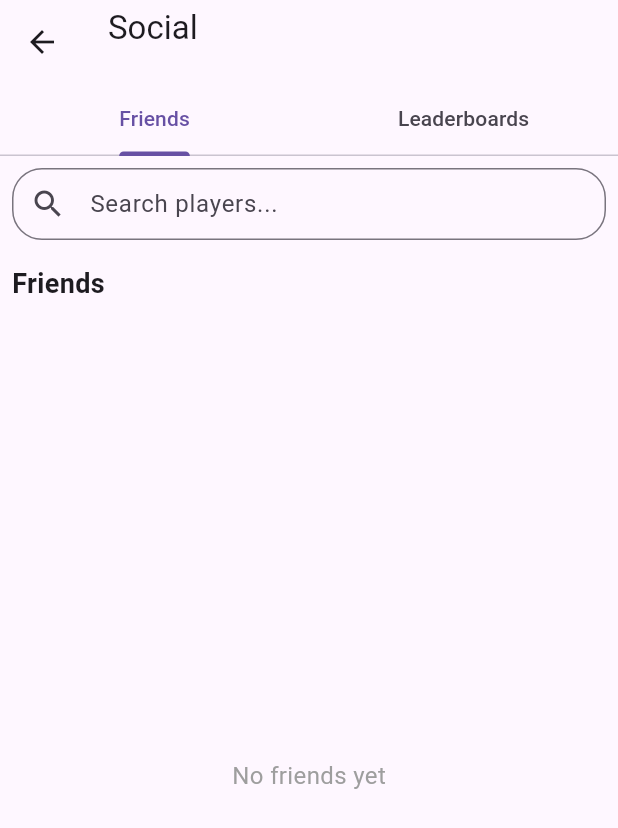
After one commit to nk-glitch/digits_and_dunes, a Flutter app: the screen it shows once a user with an empty profile is signed in, after a tap on "Social", on a phone screen of 412 x 824 dp. The commit adds this screen. Shown: the top 828 px of the screen. Run offline on Flutter 3.47's test engine with Material 3 defaults, Android fonts, the phone set to English and light mode, and no system bars; our stand-ins replace cloud_firestore, firebase_auth, firebase_core; accounts and stored records are empty.

Commit message:
Friends tab + requesting working

```diff
--- a/lib/main.dart
+++ b/lib/main.dart
@@ -16,6 +16,7 @@ import 'views/world1.dart';
 import 'views/world2.dart';
 import 'views/world3.dart';
 import 'views/world4.dart';
+import 'views/social_page.dart';
 
 import 'viewmodels/auth_viewmodel.dart';
 import 'viewmodels/question_viewmodel.dart';
@@ -67,6 +68,7 @@ class MyApp extends StatelessWidget {
           '/world2': (context) => World2Page(),
           '/world3': (context) => World3Page(),
           '/world4': (context) => World4Page(),
+          '/social': (context) => const SocialPage(),
         },
       ),
     );
--- /dev/null
+++ b/lib/views/friends_tab.dart
@@ -0,0 +1,424 @@
+import 'package:flutter/material.dart';
+import 'package:cloud_firestore/cloud_firestore.dart';
+import 'package:provider/provider.dart';
+import '../viewmodels/auth_viewmodel.dart';
+
+class FriendsTab extends StatefulWidget {
+  const FriendsTab({super.key});
+
+  @override
+  State<FriendsTab> createState() => _FriendsTabState();
+}
+
+class _FriendsTabState extends State<FriendsTab> {
+  final TextEditingController _searchController = TextEditingController();
+  String _searchQuery = '';
+
+  @override
+  Widget build(BuildContext context) {
+    final authViewModel = Provider.of<AuthViewModel>(context);
+    final currentUserId = authViewModel.user!.uid;
+
+    return Column(
+      children: [
+        // Search Bar
+        Padding(
+          padding: const EdgeInsets.all(8.0),
+          child: TextField(
+            controller: _searchController,
+            decoration: InputDecoration(
+              hintText: 'Search players...',
+              prefixIcon: const Icon(Icons.search),
+              border: OutlineInputBorder(
+                borderRadius: BorderRadius.circular(20),
+              ),
+              contentPadding: const EdgeInsets.symmetric(horizontal: 16),
+            ),
+            onChanged: (value) {
+              setState(() {
+                _searchQuery = value.toLowerCase();
+              });
+            },
+          ),
+        ),
+
+        // Friend Requests Section
+        StreamBuilder<QuerySnapshot>(
+          stream: FirebaseFirestore.instance
+              .collection('friendRequests')
+              .where('receiverId', isEqualTo: currentUserId)
+              .where('status', isEqualTo: 'pending')
+              .snapshots(),
+          builder: (context, snapshot) {
+            if (!snapshot.hasData || snapshot.data!.docs.isEmpty) {
+              return const SizedBox.shrink();
+            }
+
+            return Expanded(
+              flex: 1,
+              child: Column(
+                crossAxisAlignment: CrossAxisAlignment.start,
+                children: [
+                  const Padding(
+                    padding: EdgeInsets.all(8.0),
+                    child: Text(
+                      'Friend Requests',
+                      style: TextStyle(
+                        fontSize: 18,
+                        fontWeight: FontWeight.bold,
+                      ),
+                    ),
+                  ),
+                  Expanded(
+                    child: ListView.builder(
+                      shrinkWrap: true,
+                      itemCount: snapshot.data!.docs.length,
+                      itemBuilder: (context, index) {
+                        final request = snapshot.data!.docs[index];
+                        return FutureBuilder<DocumentSnapshot>(
+                          future: FirebaseFirestore.instance
+                              .collection('players')
+                              .doc(request['senderId'])
+                              .get(),
+                          builder: (context, senderSnapshot) {
+                            if (!senderSnapshot.hasData || !senderSnapshot.data!.exists) {
+                              return const SizedBox.shrink();
+                            }
+
+                            final senderData = senderSnapshot.data!.data() as Map<String, dynamic>;
+
+                            return ListTile(
+                              leading: const CircleAvatar(
+                                child: Icon(Icons.person),
+                              ),
+                              title: Text(senderData['name'] ?? 'Unknown'),
+                              trailing: Row(
+                                mainAxisSize: MainAxisSize.min,
+                                children: [
+                                  IconButton(
+                                    icon: const Icon(Icons.check, color: Colors.green),
+                                    onPressed: () => _acceptFriendRequest(request.id),
+                                  ),
+                                  IconButton(
+                                    icon: const Icon(Icons.close, color: Colors.red),
+                                    onPressed: () => _declineFriendRequest(request.id),
+                                  ),
+                                ],
+                              ),
+                            );
+                          },
+                        );
+                      },
+                    ),
+                  ),
+                ],
+              ),
+            );
+          },
+        ),
+
+        // Search Results or Friends List
+        Expanded(
+          flex: 2,
+          child: _searchQuery.isEmpty
+              ? _buildFriendsList(currentUserId)
+              : _buildSearchResults(currentUserId),
+        ),
+      ],
+    );
+  }
+
+  Widget _buildFriendsList(String currentUserId) {
+    return Column(
+      crossAxisAlignment: CrossAxisAlignment.start,
+      children: [
+        // Friends Header
+        const Padding(
+          padding: EdgeInsets.all(8.0),
+          child: Text(
+            'Friends',
+            style: TextStyle(
+              fontSize: 18,
+              fontWeight: FontWeight.bold,
+            ),
+          ),
+        ),
+
+        // Friends List
+        Expanded(
+          child: StreamBuilder<QuerySnapshot>(
+            stream: FirebaseFirestore.instance
+                .collection('friendships')
+                .where('users', arrayContains: currentUserId)
+                .snapshots(),
+            builder: (context, snapshot) {
+              if (!snapshot.hasData) {
+                return const Center(child: CircularProgressIndicator());
+              }
+
+              if (snapshot.data!.docs.isEmpty) {
+                return const Center(
+                  child: Text(
+                    'No friends yet',
+                    style: TextStyle(
+                      color: Colors.grey,
+                      fontSize: 16,
+                    ),
+                  ),
+                );
+              }
+
+              return ListView.builder(
+                itemCount: snapshot.data!.docs.length,
+                itemBuilder: (context, index) {
+                  final friendship = snapshot.data!.docs[index];
+                  final friendData = friendship.data() as Map<String, dynamic>;
+                  final List<String> users = List<String>.from(friendData['users']);
+                  final friendId = users.firstWhere((id) => id != currentUserId);
+
+                  return FutureBuilder<DocumentSnapshot>(
+                    future: FirebaseFirestore.instance
+                        .collection('players')
+                        .doc(friendId)
+                        .get(),
+                    builder: (context, friendSnapshot) {
+                      if (!friendSnapshot.hasData || !friendSnapshot.data!.exists) {
+                        return const SizedBox.shrink();
+                      }
+
+                      final friendInfo = friendSnapshot.data!.data() as Map<String, dynamic>;
+
+                      return ListTile(
+                        leading: const CircleAvatar(
+                          child: Icon(Icons.person),
+                        ),
+                        title: Text(friendInfo['name'] ?? 'Unknown'),
+                        trailing: IconButton(
+                          icon: const Icon(Icons.person_remove),
+                          onPressed: () => _removeFriend(friendship.id),
+                        ),
+                      );
+                    },
+                  );
+                },
+              );
+            },
+          ),
+        ),
+      ],
+    );
+  }
+
+  Widget _buildSearchResults(String currentUserId) {
+    return StreamBuilder<QuerySnapshot>(
+      stream: FirebaseFirestore.instance
+          .collection('players')
+          .where('name', isGreaterThanOrEqualTo: _searchQuery)
+          .where('name', isLessThan: _searchQuery + 'z')
+          .snapshots(),
+      builder: (context, snapshot) {
+        if (!snapshot.hasData) {
+          return const Center(child: CircularProgressIndicator());
+        }
+
+        return ListView.builder(
+          itemCount: snapshot.data!.docs.length,
+          itemBuilder: (context, index) {
+            final player = snapshot.data!.docs[index];
+            if (!player.exists) return const SizedBox.shrink();
+
+            final playerData = player.data() as Map<String, dynamic>;
+            final playerId = player.id;
+
+            if (playerId == currentUserId) return const SizedBox.shrink();
+
+            return FutureBuilder<List<bool>>(
+              future: Future.wait([
+                _checkFriendshipStatus(currentUserId, playerId),
+                _checkExistingFriendRequest(currentUserId, playerId),
+              ]),
+              builder: (context, statusSnapshot) {
+                if (!statusSnapshot.hasData) {
+                  return ListTile(
+                    leading: const CircleAvatar(child: Icon(Icons.person)),
+                    title: Text(playerData['name'] ?? 'Unknown'),
+                    trailing: const SizedBox(
+                      width: 24,
+                      height: 24,
+                      child: CircularProgressIndicator(strokeWidth: 2),
+                    ),
+                  );
+                }
+
+                final isFriend = statusSnapshot.data![0];
+                final requestSent = statusSnapshot.data![1];
+
+                return ListTile(
+                  leading: const CircleAvatar(child: Icon(Icons.person)),
+                  title: Text(playerData['name'] ?? 'Unknown'),
+                  trailing: isFriend
+                      ? const Icon(Icons.check_circle, color: Colors.green)
+                      : requestSent
+                          ? const Icon(Icons.pending, color: Colors.grey)
+                          : IconButton(
+                              icon: const Icon(Icons.person_add),
+                              onPressed: () => _sendFriendRequest(currentUserId, playerId),
+                            ),
+                );
+              },
+            );
+          },
+        );
+      },
+    );
+  }
+
+  Future<bool> _checkFriendshipStatus(String userId1, String userId2) async {
+    final doc = await FirebaseFirestore.instance
+        .collection('friendships')
+        .doc(_generateFriendshipId(userId1, userId2))
+        .get();
+    return doc.exists;
+  }
+
+  String _generateFriendshipId(String userId1, String userId2) {
+    final sortedIds = [userId1, userId2]..sort();
+    return '${sortedIds[0]}_${sortedIds[1]}';
+  }
+
+  Future<bool> _checkExistingFriendRequest(String senderId, String receiverId) async {
+    final requests = await FirebaseFirestore.instance
+        .collection('friendRequests')
+        .where('senderId', isEqualTo: senderId)
+        .where('receiverId', isEqualTo: receiverId)
+        .where('status', isEqualTo: 'pending')
+        .get();
+
+    return requests.docs.isNotEmpty;
+  }
+
+  Future<void> _sendFriendRequest(String senderId, String receiverId) async {
+    try {
+      // Check if request already exists
+      final requestExists = await _checkExistingFriendRequest(senderId, receiverId);
+
+      if (requestExists) {
+        ScaffoldMessenger.of(context).showSnackBar(
+          const SnackBar(
+            content: Text('Already Sent Request to Player!'),
+            duration: Duration(seconds: 2),
+          ),
+        );
+        return;
+      }
+
+      // Check if they're already friends
+      final areFriends = await _checkFriendshipStatus(senderId, receiverId);
+      if (areFriends) {
+        ScaffoldMessenger.of(context).showSnackBar(
+          const SnackBar(
+            content: Text('Already Friends with Player!'),
+            duration: Duration(seconds: 2),
+          ),
+        );
+        return;
+      }
+
+      // If neither friends nor request exists, send new request
+      await FirebaseFirestore.instance.collection('friendRequests').add({
+        'senderId': senderId,
+        'receiverId': receiverId,
+        'status': 'pending',
+        'timestamp': FieldValue.serverTimestamp(),
+      });
+
+      ScaffoldMessenger.of(context).showSnackBar(
+        const SnackBar(
+          content: Text('Friend Request Sent!'),
+          duration: Duration(seconds: 2),
+        ),
+      );
+    } catch (e) {
+      print('Error sending friend request: $e');
+      ScaffoldMessenger.of(context).showSnackBar(
+        const SnackBar(
+          content: Text('Error sending friend request'),
+          duration: Duration(seconds: 2),
+        ),
+      );
+    }
+  }
+
+  Future<void> _acceptFriendRequest(String requestId) async {
+    try {
+      final request = await FirebaseFirestore.instance
+          .collection('friendRequests')
+          .doc(requestId)
+          .get();
+      final data = request.data() as Map<String, dynamic>;
+
+      // Create friendship document with proper array format
+      await FirebaseFirestore.instance
+          .collection('friendships')
+          .doc(_generateFriendshipId(data['senderId'], data['receiverId']))
+          .set({
+            'users': [data['senderId'], data['receiverId']], // This creates a proper array
+            'timestamp': FieldValue.serverTimestamp(),
+          });
+
+      // Delete the request
+      await FirebaseFirestore.instance
+          .collection('friendRequests')
+          .doc(requestId)
+          .delete();
+
+      ScaffoldMessenger.of(context).showSnackBar(
+        const SnackBar(content: Text('Friend request accepted!')),
+      );
+    } catch (e) {
+      print('Error accepting friend request: $e');
+      ScaffoldMessenger.of(context).showSnackBar(
+        const SnackBar(content: Text('Error accepting friend request')),
+      );
+    }
+  }
+
+  Future<void> _declineFriendRequest(String requestId) async {
+    await FirebaseFirestore.instance
+        .collection('friendRequests')
+        .doc(requestId)
+        .delete();
+
+    ScaffoldMessenger.of(context).showSnackBar(
+      const SnackBar(content: Text('Friend request declined')),
+    );
+  }
+
+  int _calculateTotalStars(Map<String, dynamic> playerData) {
+    final levelStars = Map<String, dynamic>.from(playerData['levelStars'] ?? {});
+    return levelStars.values.fold(0, (sum, stars) => sum + (stars as int));
+  }
+
+  Future<void> _removeFriend(String friendshipId) async {
+    try {
+      await FirebaseFirestore.instance
+          .collection('friendships')
+          .doc(friendshipId)
+          .delete();
+
+      ScaffoldMessenger.of(context).showSnackBar(
+        const SnackBar(content: Text('Friend removed')),
+      );
+    } catch (e) {
+      ScaffoldMessenger.of(context).showSnackBar(
+        const SnackBar(content: Text('Error removing friend')),
+      );
+    }
+  }
+
+  @override
+  void dispose() {
+    _searchController.dispose();
+    super.dispose();
+  }
+}
--- a/lib/views/home_page.dart
+++ b/lib/views/home_page.dart
@@ -3,6 +3,8 @@ import 'package:provider/provider.dart';
 import '../services/player_service.dart';
 import '../models/player.dart';
 import '../viewmodels/auth_viewmodel.dart';
+import 'social_page.dart';
+
 
 class HomePage extends StatefulWidget {
   const HomePage({super.key});
@@ -55,7 +57,14 @@ class _HomePageState extends State<HomePage> {
                 authViewModel.logout();
                 Navigator.pushReplacementNamed(context, '/login');
               },
-            )
+            ),
+          IconButton(
+            icon: const Icon(Icons.people),
+            onPressed: () => Navigator.push(
+              context,
+              MaterialPageRoute(builder: (context) => const SocialPage()),
+            ),
+          ),
         ],
       ),
       body: Center(
@@ -102,6 +111,24 @@ class _HomePageState extends State<HomePage> {
               },
               child: const Text('Settings'),
             ),
+            ElevatedButton(
+              onPressed: () => Navigator.push(
+                context,
+                MaterialPageRoute(builder: (context) => const SocialPage()),
+              ),
+              style: ElevatedButton.styleFrom(
+                backgroundColor: Colors.blue[700],
+                padding: const EdgeInsets.symmetric(horizontal: 32, vertical: 16),
+              ),
+              child: const Row(
+                mainAxisSize: MainAxisSize.min,
+                children: [
+                  Icon(Icons.people),
+                  SizedBox(width: 8),
+                  Text('Social'),
+                ],
+              ),
+            ),
           ],
         ),
       ),
--- /dev/null
+++ b/lib/views/social_page.dart
@@ -0,0 +1,63 @@
+import 'package:flutter/material.dart';
+import 'friends_tab.dart';
+import 'leaderboards_tab.dart';
+import 'package:provider/provider.dart';
+import 'package:cloud_firestore/cloud_firestore.dart';
+import '../viewmodels/auth_viewmodel.dart';
+
+class SocialPage extends StatelessWidget {
+  const SocialPage({super.key});
+
+  @override
+  Widget build(BuildContext context) {
+    final authViewModel = Provider.of<AuthViewModel>(context);
+    final currentUserId = authViewModel.user!.uid;
+
+    return DefaultTabController(
+      length: 2,
+      child: StreamBuilder<DocumentSnapshot>(
+        stream: FirebaseFirestore.instance
+            .collection('players')
+            .doc(currentUserId)
+            .snapshots(),
+        builder: (context, snapshot) {
+          String userName = 'Loading...';
+          if (snapshot.hasData && snapshot.data!.exists) {
+            final userData = snapshot.data!.data() as Map<String, dynamic>;
+            userName = userData['name'] ?? 'User';
+          }
+
+          return Scaffold(
+            appBar: AppBar(
+              title: Column(
+                crossAxisAlignment: CrossAxisAlignment.start,
+                children: [
+                  const Text('Social'),
+                  Text(
+                    userName,
+                    style: const TextStyle(
+                      fontSize: 14,
+                      fontWeight: FontWeight.normal,
+                    ),
+                  ),
+                ],
+              ),
+              bottom: const TabBar(
+                tabs: [
+                  Tab(text: 'Friends'),
+                  Tab(text: 'Leaderboards'),
+                ],
+              ),
+            ),
+            body: const TabBarView(
+              children: [
+                FriendsTab(),
+                LeaderboardsTab(),
+              ],
+            ),
+          );
+        },
+      ),
+    );
+  }
+}
--- a/lib/views/world_selection_page.dart
+++ b/lib/views/world_selection_page.dart
@@ -15,6 +15,10 @@ class WorldSelectionPage extends StatelessWidget {
     return Scaffold(
       appBar: AppBar(
         title: const Text('Select World'),
+        leading: IconButton(
+          icon: const Icon(Icons.home),
+          onPressed: () => Navigator.pushReplacementNamed(context, '/home'),
+        ),
       ),
       body: StreamBuilder<DocumentSnapshot>(
         stream: FirebaseFirestore.instance
```
Also changed, not shown: lib/views/leaderboards_tab.dart (added, +12 -0 lines).
